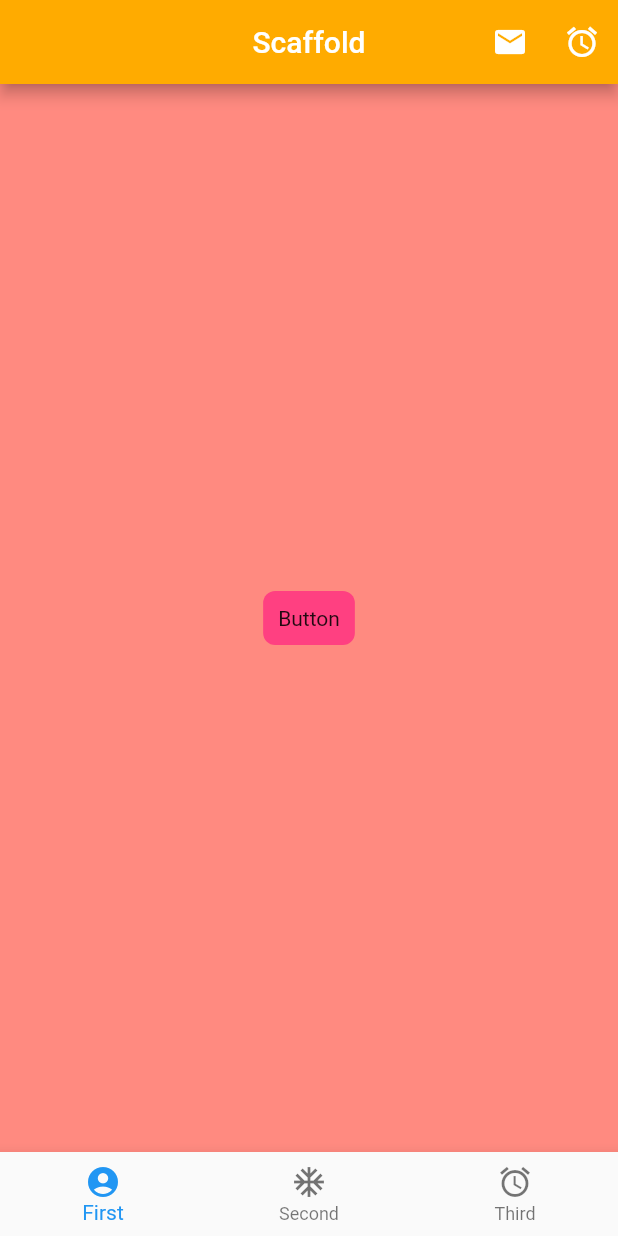
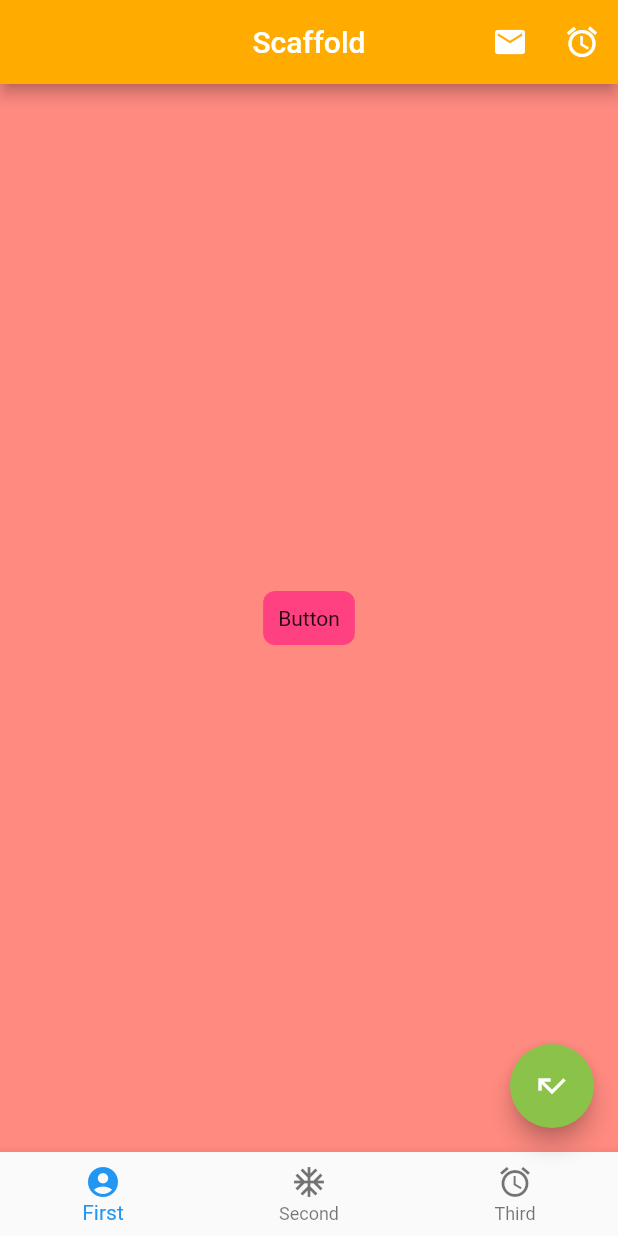
Before and after one commit to cmj123/flutter_app_development, a Flutter app: the screen it shows after launch, on a phone screen of 412 x 824 dp. Run offline on Flutter 3.47's test engine with Material 2 defaults, Android fonts, the phone set to English and light mode, and no system bars.

Commit message:
Completed Flutter Action Button -> Completed building the fundamentals of flutter apps

```diff
--- a/first_flutter_app/lib/ui/home.dart
+++ b/first_flutter_app/lib/ui/home.dart
@@ -42,6 +42,10 @@ class ScaffoldExample extends StatelessWidget {
           IconButton(onPressed: _tapButton, icon: Icon(Icons.access_alarms))
         ],
       ),
+      floatingActionButton: FloatingActionButton(
+        backgroundColor: Colors.lightGreen,
+        child: Icon(Icons.call_missed),
+        onPressed: () => debugPrint("Tapped Floating Button"),),
       bottomNavigationBar: BottomNavigationBar(items:[
         BottomNavigationBarItem(icon: Icon(Icons.account_circle), title: Text("First")),
         BottomNavigationBarItem(icon: Icon(Icons.ac_unit), title: Text("Second")),
```
